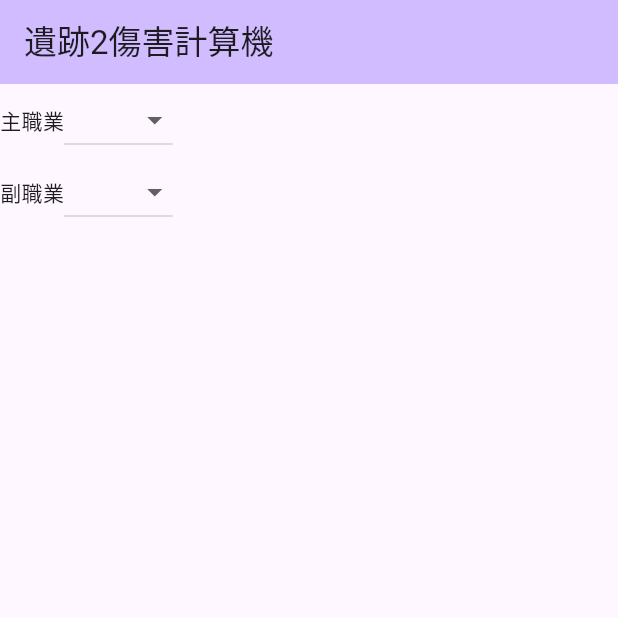
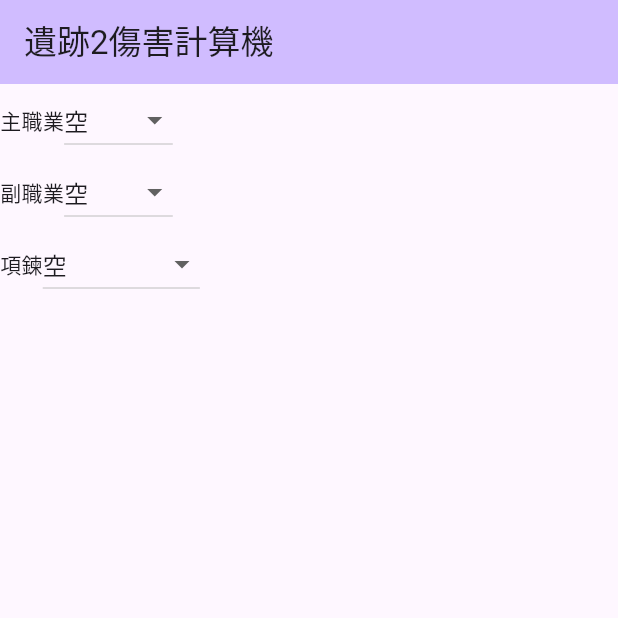
Before and after one commit to cdfq152313/remnant2_calculator, a Flutter app: the screen it shows after launch, on a phone screen of 412 x 824 dp, the top half of it. Run offline on Flutter 3.47's test engine with Material 3 defaults, Android fonts, the phone set to English and light mode, and no system bars; our stand-ins replace bloc, flutter_bloc, freezed_annotation; generated files the repository leaves out were written again.

Commit message:
Add Amulet and format string

```diff
--- a/lib/view/CharacterView.dart
+++ b/lib/view/CharacterView.dart
@@ -30,7 +30,7 @@ class CharacterView extends StatelessWidget {
 }
 
 class _CharacterView extends StatelessWidget {
-  const _CharacterView({super.key});
+  const _CharacterView();
 
   @override
   Widget build(BuildContext context) {
@@ -46,6 +46,7 @@ class _CharacterView extends StatelessWidget {
           setter: (cubit, item) => cubit.setSecondaryArchetype(item),
           getter: (state) => state.secondaryArchetype,
         ),
+        AmuletView(),
       ],
     );
   }
@@ -70,11 +71,11 @@ class ArchetypeView extends StatelessWidget {
         Text(title),
         BlocBuilder<CharacterCubit, CharacterState>(builder: (context, state) {
           return DropdownButton(
-            items: archetypes
+            items: [null, ...archetypes]
                 .map(
                   (e) => DropdownMenuItem(
                     value: e,
-                    child: Text(e.name),
+                    child: Text(e?.name ?? '空'),
                   ),
                 )
                 .toList(),
@@ -82,7 +83,55 @@ class ArchetypeView extends StatelessWidget {
             onChanged: (v) => setter(context.read<CharacterCubit>(), v),
           );
         }),
+        BlocBuilder<CharacterCubit, CharacterState>(builder: (context, state) {
+          return Column(
+            children: getter(state)
+                    ?.effects
+                    .map((e) => Text(e.displayText))
+                    .toList() ??
+                [],
+          );
+        }),
       ],
     );
   }
 }
+
+class AmuletView extends StatelessWidget {
+  const AmuletView({
+    super.key,
+  });
+
+  @override
+  Widget build(BuildContext context) {
+    return Row(
+      children: [
+        const Text('項鍊'),
+        BlocBuilder<CharacterCubit, CharacterState>(
+          builder: (context, state) {
+            return DropdownButton(
+              items: [null, ...amulets]
+                  .map(
+                    (e) => DropdownMenuItem(
+                      value: e,
+                      child: Text(e?.name ?? '空'),
+                    ),
+                  )
+                  .toList(),
+              value: state.amulet,
+              onChanged: (v) => context.read<CharacterCubit>().setAmulet(v),
+            );
+          },
+        ),
+        BlocBuilder<CharacterCubit, CharacterState>(builder: (context, state) {
+          return Column(
+            children: state.amulet?.effects
+                    .map((e) => Text(e.displayText))
+                    .toList() ??
+                [],
+          );
+        }),
+      ],
+    );
+  }
+}
```
Also changed, not shown: lib/domain/effect.dart (+33 -0 lines).
